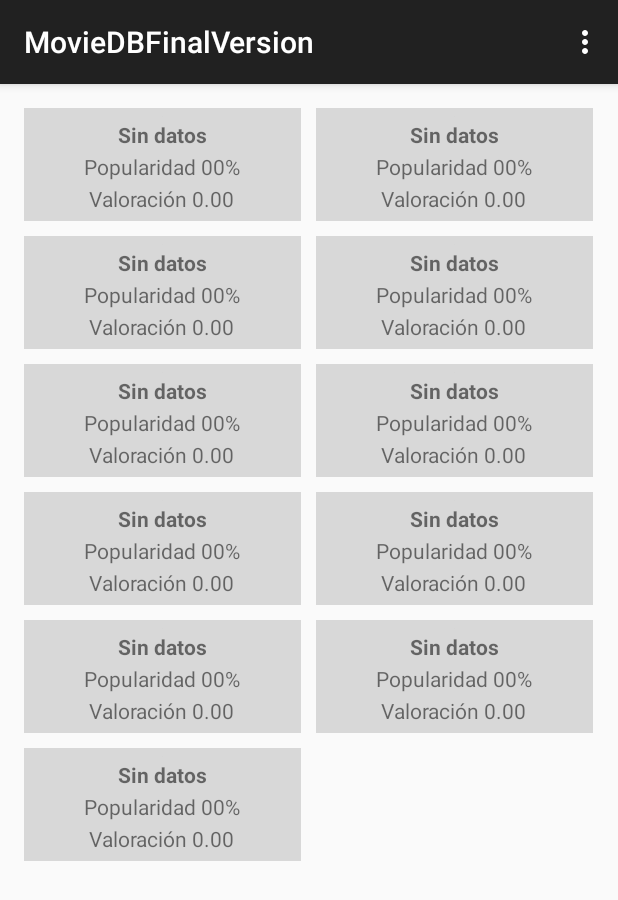
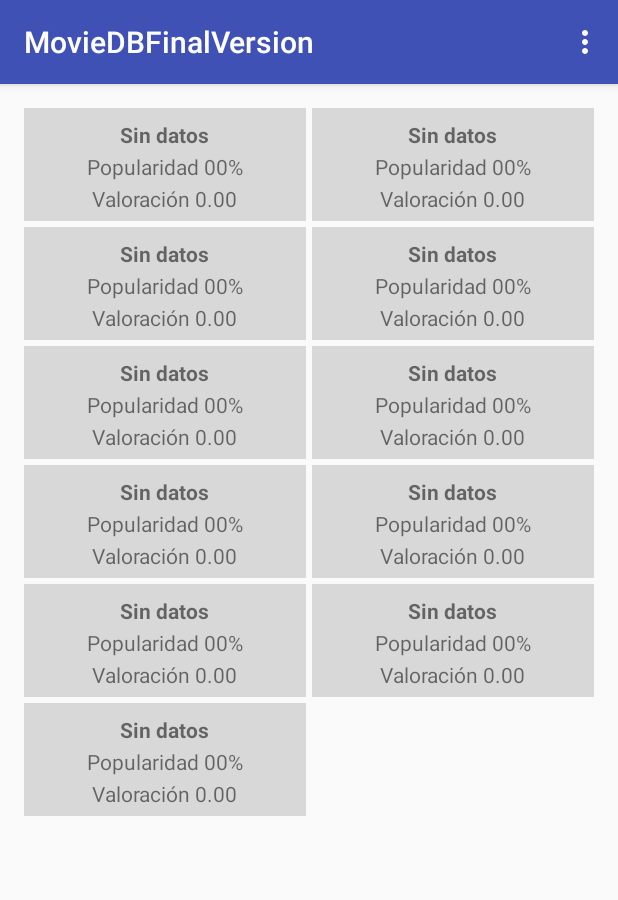
Before and after one commit to Pau1990Dam/MovieDBFinalVersion, an Android app: the screen it shows after launch (MovieDbMain), on a phone screen of 412 x 824 dp. Shown: the top 900 px of the screen. Run offline under Robolectric (Android 15) with nearby library versions, the phone set to English and light mode, and no system bars; our stand-ins replace Picasso; pictures from the network do not load; 6 statements that could not run were skipped.

Commit message:
Afegit colors.xml i modificats els arxius pertinents

```diff
--- a/app/src/main/res/layout/activity_pelicula_detalls.xml
+++ b/app/src/main/res/layout/activity_pelicula_detalls.xml
@@ -15,7 +15,7 @@
     <TextView
         android:layout_width="wrap_content"
         android:layout_height="wrap_content"
-        android:gravity="center"
+
         android:layout_marginBottom="5dp"
         android:textAppearance="?android:attr/textAppearanceLarge"
         android:text="Título"
@@ -85,6 +85,7 @@
         android:layout_marginBottom="15dp"
         android:textAppearance="?android:attr/textAppearanceMedium"
         android:text="Descripción"
+        android:gravity="center"
         android:id="@+id/descripcion"
         android:layout_below="@+id/peliPoster"
         android:layout_alignParentLeft="true"
@@ -103,3 +104,5 @@
         android:layout_alignEnd="@+id/catalogacion" />
 
 </RelativeLayout>
+
+<!--android:gravity="center"-->
--- a/app/src/main/res/layout/fragment_movie_db_main.xml
+++ b/app/src/main/res/layout/fragment_movie_db_main.xml
@@ -10,6 +10,6 @@
         android:layout_height="wrap_content"
         android:id="@+id/graellaPelis"
         android:numColumns="auto_fit"
-        android:horizontalSpacing="10dp"
-        android:verticalSpacing="10dp"/>
+        android:horizontalSpacing="4dp"
+        android:verticalSpacing="4dp"/>
 </RelativeLayout>
--- /dev/null
+++ b/app/src/main/res/values/colors.xml
@@ -0,0 +1,7 @@
+<?xml version="1.0" encoding="utf-8"?>
+<resources>
+    <color name="colorPrimary">#3F51B5</color>
+    <color name="colorPrimaryDark">#303F9F</color>
+    <color name="colorAccent">#FF4081</color>
+    <color name="colorPrimaryLight">#C5CAE9</color>
+</resources>
--- a/app/src/main/res/values/styles.xml
+++ b/app/src/main/res/values/styles.xml
@@ -3,6 +3,15 @@
     <!-- Base application theme. -->
     <style name="AppTheme" parent="Theme.AppCompat.Light.DarkActionBar">
         <!-- Customize your theme here. -->
+        <item name="colorPrimary">@color/colorPrimary</item>
+        <item name="colorPrimaryDark">@color/colorPrimaryDark</item>
+        <item name="colorAccent">@color/colorAccent</item>
     </style>
+    <style name="AppTheme.NoActionBar">
+        <item name="windowActionBar">false</item>
+        <item name="windowNoTitle">true</item>
+    </style>
+    <style name="AppTheme.AppBarOverlay" parent="ThemeOverlay.AppCompat.Dark.ActionBar" />
+    <style name="AppTheme.PopupOverlay" parent="ThemeOverlay.AppCompat.Light" />
 
 </resources>
```
Also changed, not shown: app/src/main/java/com/test/pau/moviedbfinalversion/AdaptadorDeLaGraella/AdaptadorGraella.java (+1 -1 lines), app/src/main/java/com/test/pau/moviedbfinalversion/PeliculaActivity.java (+2 -2 lines), 1 other file.
